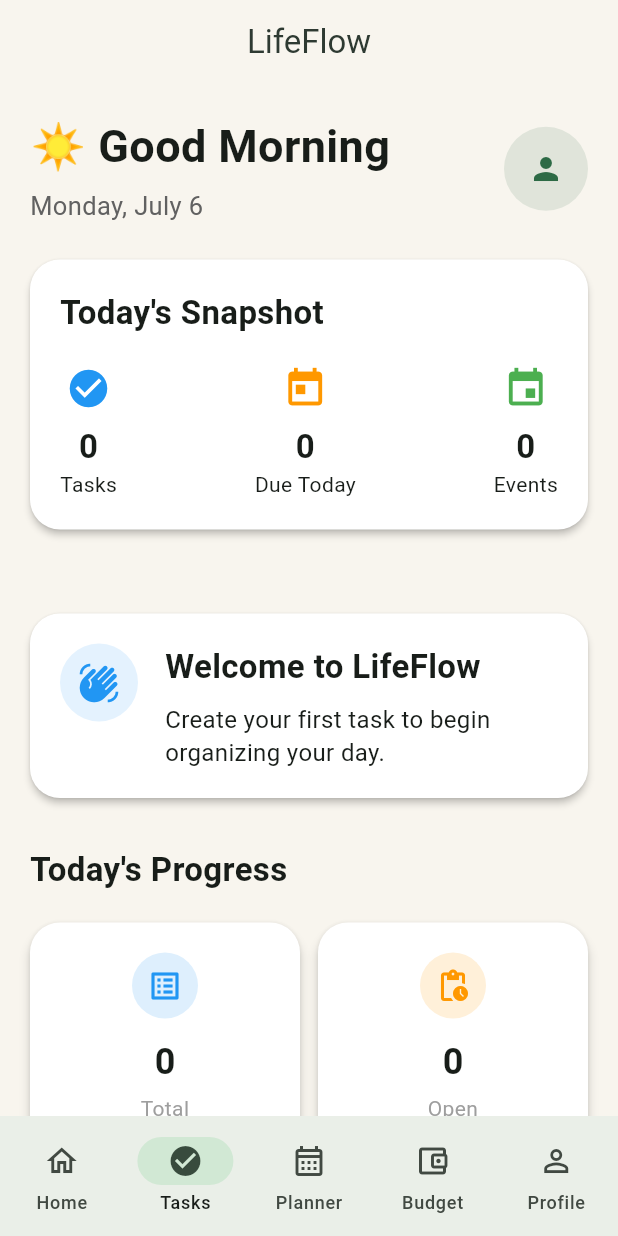
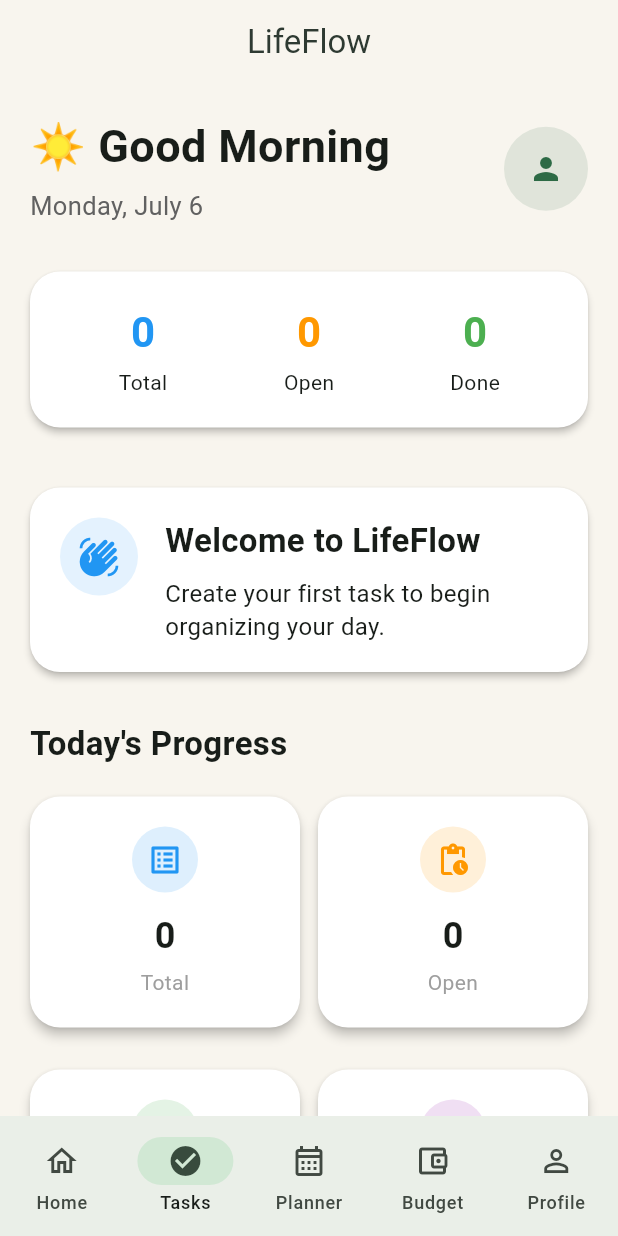
Before and after one commit to velquitas/LifeFlow, a Flutter app: the screen it shows after launch, item 2 of the bottom bar chosen, on a phone screen of 412 x 824 dp. Run offline on Flutter 3.47's test engine with Material 3 defaults, Android fonts, the phone set to English and light mode, and no system bars; our stand-ins replace shared_preferences, table_calendar.

Commit message:
Sprint 22: Complete Dashboard 2.0 and add search foundation

```diff
--- /dev/null
+++ b/lib/models/dashboard_data.dart
@@ -0,0 +1,31 @@
+import 'planner_event.dart';
+import 'task.dart';
+
+class DashboardData {
+  final List<Task> todaysTasks;
+  final List<PlannerEvent> todaysEvents;
+
+  final int totalTasks;
+  final int completedTasks;
+  final int openTasks;
+
+  final double balance;
+  final double income;
+  final double expenses;
+
+  DashboardData({
+    required this.todaysTasks,
+    required this.todaysEvents,
+    required this.totalTasks,
+    required this.completedTasks,
+    required this.openTasks,
+    required this.balance,
+    required this.income,
+    required this.expenses,
+  });
+
+  double get completionRate {
+    if (totalTasks == 0) return 0;
+    return completedTasks / totalTasks;
+  }
+}
--- a/lib/screens/Home/home_screen.dart
+++ b/lib/screens/Home/home_screen.dart
@@ -1,12 +1,15 @@
 import 'package:flutter/material.dart';
 
-import '../../models/dashboard_summary.dart';
-import '../../services/dashboard_summary_service.dart';
+import '../../models/dashboard_data.dart';
+import '../../services/dashboard_service.dart';
 
 import '../../widgets/dashboard_header.dart';
 import '../../widgets/dashboard_summary_card.dart';
 import '../../widgets/focus_card.dart';
 import '../../widgets/stats_section.dart';
+import '../../widgets/todays_tasks_card.dart';
+import '../../widgets/todays_events_card.dart';
+import '../../widgets/budget_snapshot_card.dart';
 import '../../widgets/quick_action_card.dart';
 import '../../widgets/inspiration_card.dart';
 import '../../widgets/section_title.dart';
@@ -24,15 +27,7 @@ class HomeScreen extends StatefulWidget {
 }
 
 class _HomeScreenState extends State<HomeScreen> {
-  DashboardSummary _summary = DashboardSummary(
-    totalTasks: 0,
-    completedTasks: 0,
-    openTasks: 0,
-    dueToday: 0,
-    todayEvents: 0,
-  );
-
-  bool _loading = true;
+  DashboardData? _dashboard;
 
   @override
   void initState() {
@@ -42,26 +37,21 @@ class _HomeScreenState extends State<HomeScreen> {
 
   Future<void> _loadDashboard() async {
     try {
-      final summary =
-          await DashboardSummaryService.loadSummary();
+      final dashboard =
+          await DashboardService.loadDashboard();
 
       if (!mounted) return;
 
       setState(() {
-        _summary = summary;
-        _loading = false;
+        _dashboard = dashboard;
       });
     } catch (_) {
       if (!mounted) return;
 
-      setState(() {
-        _loading = false;
-      });
-
       ScaffoldMessenger.of(context).showSnackBar(
         const SnackBar(
           content: Text(
-            "Unable to load dashboard data.",
+            "Unable to load dashboard.",
           ),
         ),
       );
@@ -73,25 +63,32 @@ class _HomeScreenState extends State<HomeScreen> {
 
     if (hour < 12) {
       return "☀️ Good Morning";
-    } else if (hour < 17) {
+    }
+
+    if (hour < 17) {
       return "🌤 Good Afternoon";
-    } else {
+    }
+
     return "🌙 Good Evening";
-    }
   }
 
   @override
   Widget build(BuildContext context) {
+    if (_dashboard == null) {
+      return const Scaffold(
+        body: Center(
+          child: CircularProgressIndicator(),
+        ),
+      );
+    }
+
+    final dashboard = _dashboard!;
         return Scaffold(
       appBar: AppBar(
         title: const Text("LifeFlow"),
         centerTitle: true,
       ),
-      body: _loading
-          ? const Center(
-              child: CircularProgressIndicator(),
-            )
-          : RefreshIndicator(
+      body: RefreshIndicator(
         onRefresh: _loadDashboard,
         child: ListView(
           padding: const EdgeInsets.all(20),
@@ -101,14 +98,16 @@ class _HomeScreenState extends State<HomeScreen> {
             ),
 
             DashboardSummaryCard(
-                    summary: _summary,
+              totalTasks: dashboard.totalTasks,
+              completedTasks: dashboard.completedTasks,
+              openTasks: dashboard.openTasks,
             ),
 
             const SizedBox(height: 24),
 
             FocusCard(
-                    openTasks: _summary.openTasks,
-                    completedTasks: _summary.completedTasks,
+              openTasks: dashboard.openTasks,
+              completedTasks: dashboard.completedTasks,
             ),
 
             const SizedBox(height: 24),
@@ -118,12 +117,34 @@ class _HomeScreenState extends State<HomeScreen> {
             ),
 
             StatsSection(
-                    totalTasks: _summary.totalTasks,
-                    openTasks: _summary.openTasks,
-                    completedTasks:
-                        _summary.completedTasks,
-                    completionRate:
-                        _summary.completionRate,
+              totalTasks: dashboard.totalTasks,
+              openTasks: dashboard.openTasks,
+              completedTasks: dashboard.completedTasks,
+              completionRate: dashboard.completionRate,
+            ),
+
+            const SizedBox(height: 30),
+
+            TodaysTasksCard(
+              tasks: dashboard.todaysTasks,
+              onToggle: (task) async {
+                task.completed = !task.completed;
+                await _loadDashboard();
+              },
+            ),
+
+            const SizedBox(height: 24),
+
+            TodaysEventsCard(
+              events: dashboard.todaysEvents,
+            ),
+
+            const SizedBox(height: 24),
+
+            BudgetSnapshotCard(
+              balance: dashboard.balance,
+              income: dashboard.income,
+              expenses: dashboard.expenses,
             ),
 
             const SizedBox(height: 30),
@@ -145,12 +166,9 @@ class _HomeScreenState extends State<HomeScreen> {
                       Navigator.push(
                         context,
                         MaterialPageRoute(
-                                builder: (_) =>
-                                    const TaskScreen(),
+                          builder: (_) => const TaskScreen(),
                         ),
-                            ).then(
-                              (_) => _loadDashboard(),
-                            );
+                      ).then((_) => _loadDashboard());
                     },
                   ),
                 ),
@@ -166,8 +184,7 @@ class _HomeScreenState extends State<HomeScreen> {
                       Navigator.push(
                         context,
                         MaterialPageRoute(
-                                builder: (_) =>
-                                    const PlannerScreen(),
+                          builder: (_) => const PlannerScreen(),
                         ),
                       );
                     },
@@ -177,7 +194,6 @@ class _HomeScreenState extends State<HomeScreen> {
             ),
 
             const SizedBox(height: 12),
-
                         Row(
               children: [
                 Expanded(
@@ -189,8 +205,7 @@ class _HomeScreenState extends State<HomeScreen> {
                       Navigator.push(
                         context,
                         MaterialPageRoute(
-                                builder: (_) =>
-                                    const BudgetScreen(),
+                          builder: (_) => const BudgetScreen(),
                         ),
                       );
                     },
@@ -208,8 +223,7 @@ class _HomeScreenState extends State<HomeScreen> {
                       Navigator.push(
                         context,
                         MaterialPageRoute(
-                                builder: (_) =>
-                                    const ProfileScreen(),
+                          builder: (_) => const ProfileScreen(),
                         ),
                       );
                     },
--- a/lib/services/dashboard_service.dart
+++ b/lib/services/dashboard_service.dart
@@ -1,18 +1,26 @@
+import '../models/dashboard_data.dart';
+import '../models/planner_event.dart';
 import '../models/task.dart';
-import '../models/planner_event.dart';
 import '../models/transaction.dart';
 
+import 'budget_service.dart';
+import 'planner_service.dart';
 import 'storage_service.dart';
-import 'planner_service.dart';
-import 'budget_service.dart';
 
 class DashboardService {
-  static Future<List<Task>> todaysTasks() async {
-    final tasks = await StorageService.loadTasks();
+  static Future<DashboardData> loadDashboard() async {
+    final List<Task> tasks =
+        await StorageService.loadTasks();
+
+    final List<PlannerEvent> events =
+        await PlannerService.loadEvents();
+
+    final List<FinanceTransaction> transactions =
+        await BudgetService.loadTransactions();
 
     final now = DateTime.now();
 
-    return tasks.where((task) {
+    final todaysTasks = tasks.where((task) {
       if (task.completed) return false;
       if (task.dueDate == null) return false;
 
@@ -20,38 +28,25 @@ class DashboardService {
           task.dueDate!.month == now.month &&
           task.dueDate!.day == now.day;
     }).toList();
-  }
 
-  static Future<List<PlannerEvent>> todaysEvents() async {
-    final events = await PlannerService.loadEvents();
-
-    final now = DateTime.now();
-
-    return events.where((event) {
+    final todaysEvents = events.where((event) {
       return event.start.year == now.year &&
           event.start.month == now.month &&
           event.start.day == now.day;
     }).toList();
-  }
 
-  static Future<double> currentBalance() async {
-    final transactions =
-        await BudgetService.loadTransactions();
+    final completed =
+        tasks.where((task) => task.completed).length;
 
-    return BudgetService.balance(transactions);
-  }
-
-  static Future<double> totalIncome() async {
-    final transactions =
-        await BudgetService.loadTransactions();
-
-    return BudgetService.totalIncome(transactions);
-  }
-
-  static Future<double> totalExpenses() async {
-    final transactions =
-        await BudgetService.loadTransactions();
-
-    return BudgetService.totalExpenses(transactions);
+    return DashboardData(
+      todaysTasks: todaysTasks,
+      todaysEvents: todaysEvents,
+      totalTasks: tasks.length,
+      completedTasks: completed,
+      openTasks: tasks.length - completed,
+      balance: BudgetService.balance(transactions),
+      income: BudgetService.totalIncome(transactions),
+      expenses: BudgetService.totalExpenses(transactions),
+    );
   }
 }
--- a/lib/widgets/dashboard_summary_card.dart
+++ b/lib/widgets/dashboard_summary_card.dart
@@ -1,87 +1,66 @@
 import 'package:flutter/material.dart';
 
-import '../models/dashboard_summary.dart';
-
 class DashboardSummaryCard extends StatelessWidget {
-  final DashboardSummary summary;
+  final int totalTasks;
+  final int completedTasks;
+  final int openTasks;
 
   const DashboardSummaryCard({
     super.key,
-    required this.summary,
+    required this.totalTasks,
+    required this.completedTasks,
+    required this.openTasks,
   });
+
+  Widget _stat(
+    String label,
+    int value,
+    Color color,
+  ) {
+    return Expanded(
+      child: Column(
+        children: [
+          Text(
+            value.toString(),
+            style: TextStyle(
+              fontSize: 28,
+              fontWeight: FontWeight.bold,
+              color: color,
+            ),
+          ),
+          const SizedBox(height: 4),
+          Text(label),
+        ],
+      ),
+    );
+  }
 
   @override
   Widget build(BuildContext context) {
     return Card(
       elevation: 2,
-      margin: const EdgeInsets.only(bottom: 24),
       child: Padding(
         padding: const EdgeInsets.all(20),
-        child: Column(
-          crossAxisAlignment: CrossAxisAlignment.start,
+        child: Row(
           children: [
-            const Text(
-              "Today's Snapshot",
-              style: TextStyle(
-                fontSize: 22,
-                fontWeight: FontWeight.bold,
-              ),
+            _stat(
+              "Total",
+              totalTasks,
+              Colors.blue,
             ),
-
-            const SizedBox(height: 20),
-
-            Row(
-              mainAxisAlignment: MainAxisAlignment.spaceBetween,
-              children: [
-                _item(
-                  Icons.check_circle,
-                  "${summary.totalTasks}",
-                  "Tasks",
-                  Colors.blue,
-                ),
-                _item(
-                  Icons.today,
-                  "${summary.dueToday}",
-                  "Due Today",
-                  Colors.orange,
-                ),
-                _item(
-                  Icons.event,
-                  "${summary.todayEvents}",
-                  "Events",
-                  Colors.green,
-                ),
-              ],
+            _stat(
+              "Open",
+              openTasks,
+              Colors.orange,
+            ),
+            _stat(
+              "Done",
+              completedTasks,
+              Colors.green,
             ),
           ],
         ),
       ),
     );
   }
-
-  Widget _item(
-    IconData icon,
-    String value,
-    String label,
-    Color color,
-  ) {
-    return Column(
-      children: [
-        Icon(
-          icon,
-          color: color,
-          size: 30,
-        ),
-        const SizedBox(height: 8),
-        Text(
-          value,
-          style: const TextStyle(
-            fontSize: 22,
-            fontWeight: FontWeight.bold,
-          ),
-        ),
-        Text(label),
-      ],
-    );
-  }
 }
```
Also changed, not shown: lib/screens/search/search_screen.dart (added, +61 -0 lines), lib/services/search_service.dart (added, +33 -0 lines), lib/services/task_service.dart (added, +40 -0 lines), lib/widgets/budget_snapshot_card.dart (added, +124 -0 lines). Lines whose indentation alone changed are shown as unchanged.
